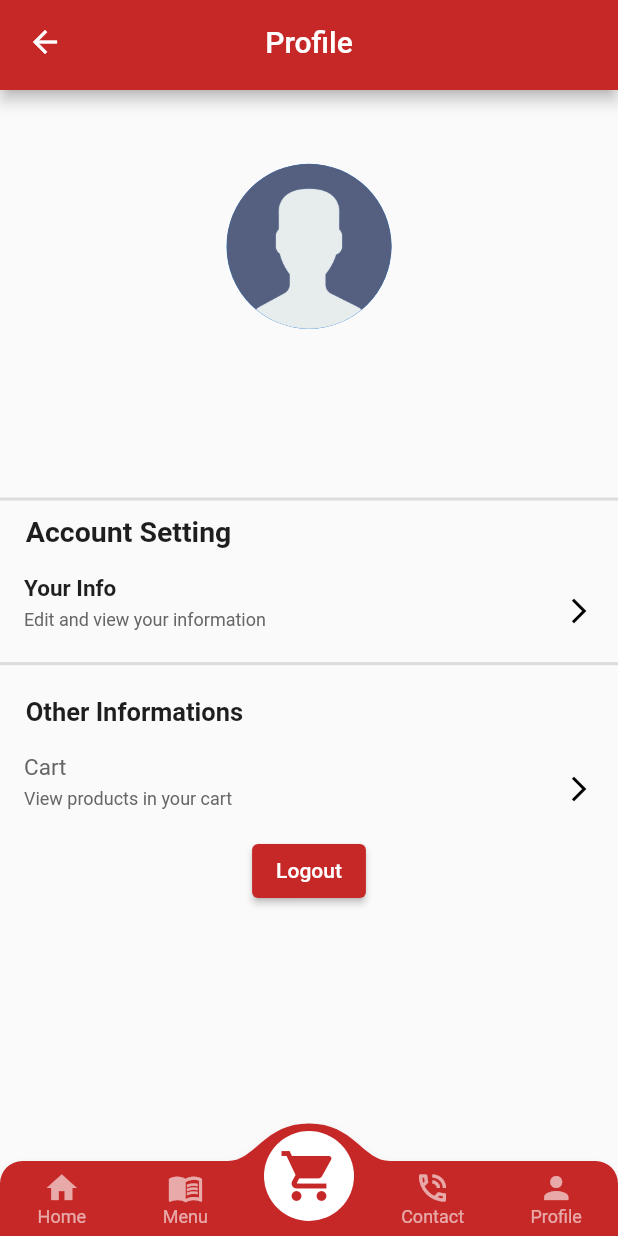
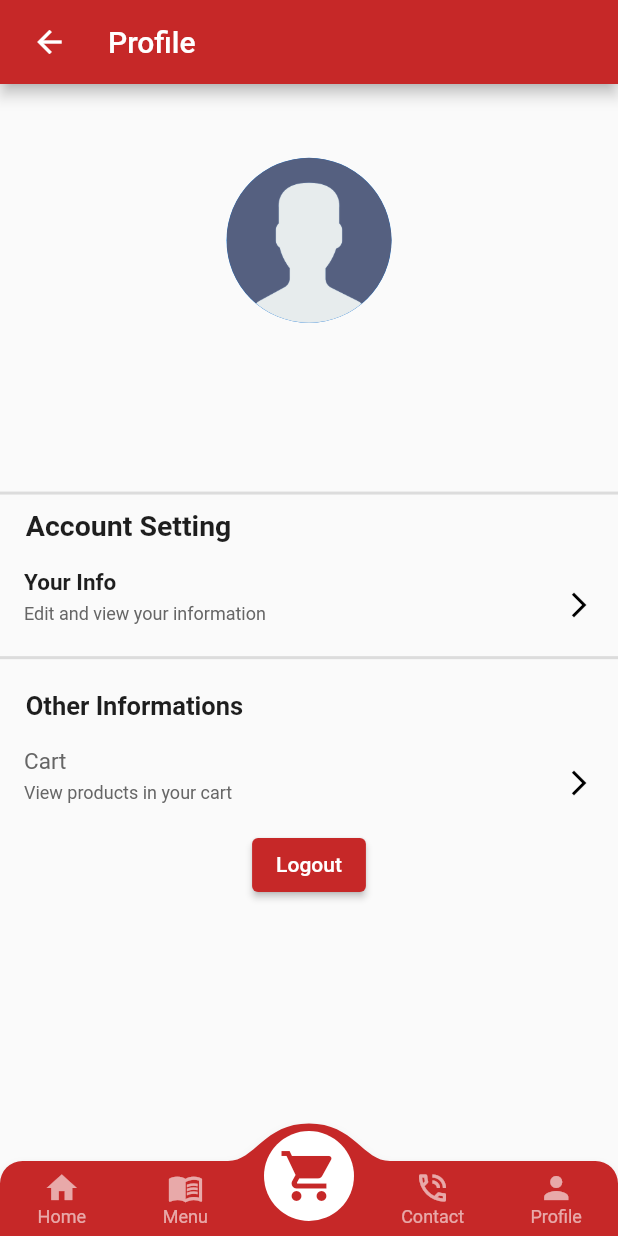
Before and after one commit to furkanayyildiz/Ozay_Restaurant_App, a Flutter app: the ProfilePage screen opened by its route, on a phone screen of 412 x 824 dp. Run offline on Flutter 3.47's test engine with Material 2 defaults, Android fonts, the phone set to English and light mode, and no system bars; drawn by our look-alikes of convex_bottom_bar; our stand-ins replace animated_theme_switcher, bloc, carousel_slider, cloud_firestore, cool_alert, equatable and 9 more; missing offline and left inert: kartal; accounts and stored records are empty; Roboto replaces fonts that are missing (Poppins-Regular.ttf).

Commit message:
small update

```diff
--- a/lib/view/admin_panel_views/admin_panel_product_add.dart
+++ b/lib/view/admin_panel_views/admin_panel_product_add.dart
@@ -173,7 +173,7 @@ class _AdminPanelProductAddState extends State<AdminPanelProductAdd> {
                           );
                         }
                       },
-                      child: const Text("Edit Product"),
+                      child: const Text("Add Product"),
                     ),
                   ],
                 ),
--- a/lib/view/profile_page.dart
+++ b/lib/view/profile_page.dart
@@ -11,15 +11,12 @@ import 'package:ozay_restaurant_app/view/profile_edit_page.dart';
 import 'package:ozay_restaurant_app/view/register_view.dart';
 import '../core/User/model/user_model.dart';
 import '../products/components/bottom_bar.dart';
-import '../products/widget/profile/constants.dart';
-import '../products/widget/profile/profile_list_item.dart';
-import '../products/components/pop_appbar.dart';
 
 class ProfilePage extends StatelessWidget {
   @override
   Widget build(BuildContext context) {
     return Scaffold(
-      appBar: PopAppBar(
+      appBar: AppBar(
         leading: Padding(
           padding: const EdgeInsets.only(left: 10),
           child: IconButton(
```
